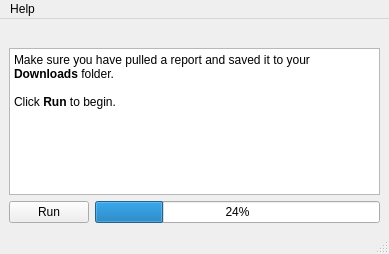
ruinaz90/autotix_nightly, file nightly/mainwindow.ui: the form before one commit.
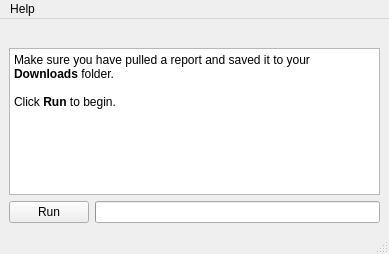
The form after the commit. Icons and pictures are not drawn.

```diff
--- a/nightly/mainwindow.ui
+++ b/nightly/mainwindow.ui
@@ -16,11 +16,7 @@
   <widget class="QWidget" name="centralwidget">
    <layout class="QGridLayout" name="gridLayout">
     <item row="3" column="1">
-     <widget class="QProgressBar" name="progres_bar">
-      <property name="value">
-       <number>24</number>
-      </property>
-     </widget>
+     <widget class="QProgressBar" name="progress_bar"/>
     </item>
     <item row="0" column="0" colspan="2">
      <widget class="QLabel" name="logo">
```
